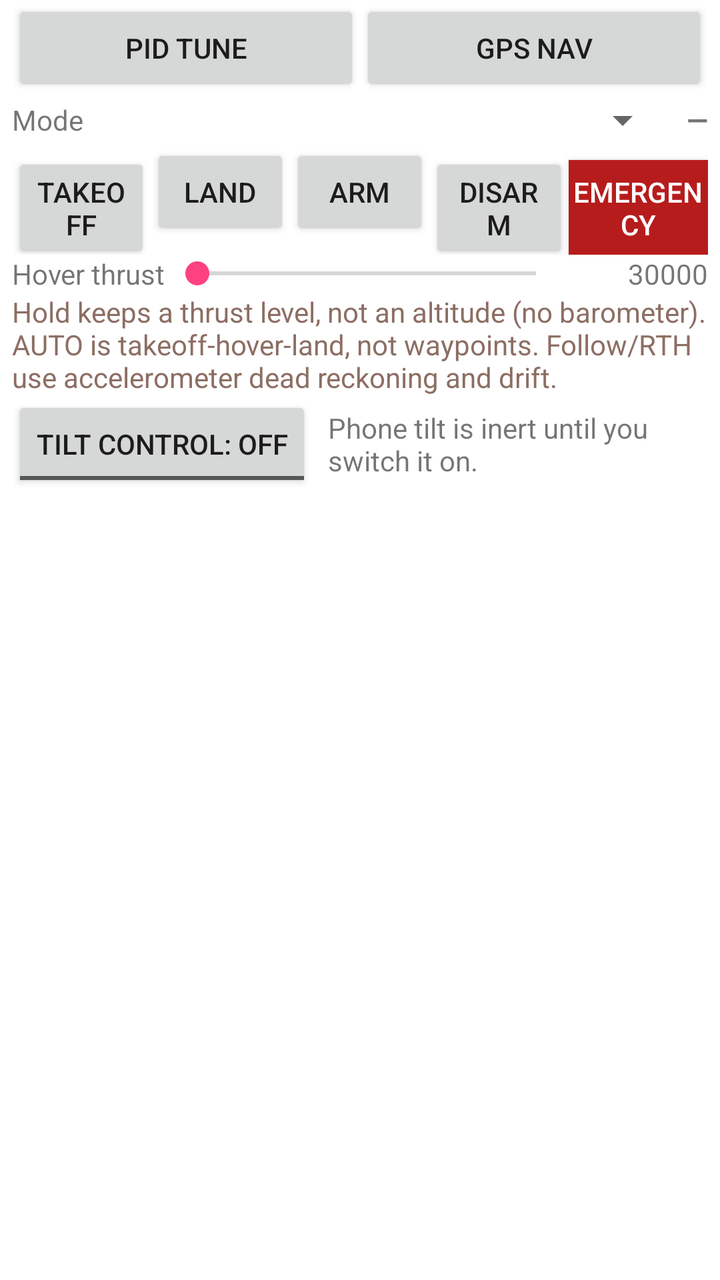
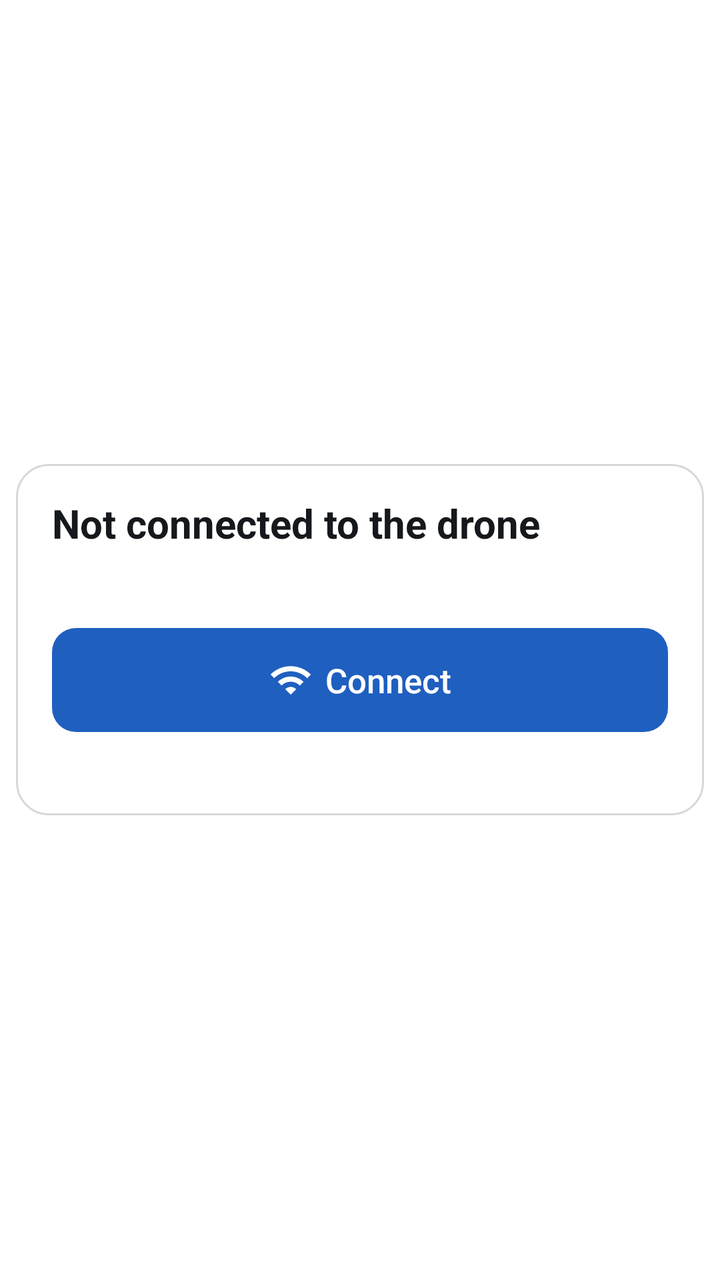

Screens rendered from an Android XML layout before and after an edit, with the pre-edit source and the edit as a unified diff.
<!-- AndroidManifest.xml: application theme AppTheme -->
<!-- res/layout/view_flight_mode.xml -->
<?xml version="1.0" encoding="utf-8"?>
<LinearLayout xmlns:android="http://schemas.android.com/apk/res/android"
    android:layout_width="match_parent"
    android:layout_height="wrap_content"
    android:orientation="vertical"
    android:paddingLeft="6dp"
    android:paddingRight="6dp">

    <LinearLayout
        android:layout_width="match_parent"
        android:layout_height="wrap_content"
        android:orientation="horizontal">

        <Button
            android:id="@+id/button_open_tune"
            style="?android:attr/buttonStyleSmall"
            android:layout_width="0dp"
            android:layout_height="wrap_content"
            android:layout_weight="1"
            android:text="PID Tune" />

        <Button
            android:id="@+id/button_open_gps"
            style="?android:attr/buttonStyleSmall"
            android:layout_width="0dp"
            android:layout_height="wrap_content"
            android:layout_weight="1"
            android:text="GPS Nav" />
    </LinearLayout>

    <LinearLayout
        android:layout_width="match_parent"
        android:layout_height="wrap_content"
        android:gravity="center_vertical"
        android:orientation="horizontal">

        <TextView
            android:layout_width="wrap_content"
            android:layout_height="wrap_content"
            android:text="Mode"
            android:textAppearance="?android:attr/textAppearanceSmall" />

        <Spinner
            android:id="@+id/spinner_flight_mode"
            android:layout_width="0dp"
            android:layout_height="wrap_content"
            android:layout_weight="1" />

        <TextView
            android:id="@+id/text_flight_state"
            android:layout_width="wrap_content"
            android:layout_height="wrap_content"
            android:layout_marginLeft="8dp"
            android:text="—"
            android:textAppearance="?android:attr/textAppearanceSmall"
            android:textStyle="bold" />
    </LinearLayout>

    <LinearLayout
        android:layout_width="match_parent"
        android:layout_height="wrap_content"
        android:orientation="horizontal">

        <Button
            android:id="@+id/button_takeoff"
            style="?android:attr/buttonStyleSmall"
            android:layout_width="0dp"
            android:layout_height="wrap_content"
            android:layout_weight="1"
            android:text="Takeoff" />

        <Button
            android:id="@+id/button_land"
            style="?android:attr/buttonStyleSmall"
            android:layout_width="0dp"
            android:layout_height="wrap_content"
            android:layout_weight="1"
            android:text="Land" />

        <Button
            android:id="@+id/button_arm"
            style="?android:attr/buttonStyleSmall"
            android:layout_width="0dp"
            android:layout_height="wrap_content"
            android:layout_weight="1"
            android:text="Arm" />

        <Button
            android:id="@+id/button_disarm"
            style="?android:attr/buttonStyleSmall"
            android:layout_width="0dp"
            android:layout_height="wrap_content"
            android:layout_weight="1"
            android:text="Disarm" />

        <Button
            android:id="@+id/button_emergency"
            style="?android:attr/buttonStyleSmall"
            android:layout_width="0dp"
            android:layout_height="wrap_content"
            android:layout_weight="1"
            android:text="EMERGENCY"
            android:textColor="#FFFFFF"
            android:background="#B71C1C" />
    </LinearLayout>

    <LinearLayout
        android:layout_width="match_parent"
        android:layout_height="wrap_content"
        android:gravity="center_vertical"
        android:orientation="horizontal">

        <TextView
            android:layout_width="wrap_content"
            android:layout_height="wrap_content"
            android:text="Hover thrust"
            android:textAppearance="?android:attr/textAppearanceSmall" />

        <SeekBar
            android:id="@+id/seek_hover_thrust"
            android:layout_width="0dp"
            android:layout_height="wrap_content"
            android:layout_weight="1"
            android:max="47000" />

        <TextView
            android:id="@+id/text_hover_thrust"
            android:layout_width="70dp"
            android:layout_height="wrap_content"
            android:gravity="end"
            android:text="30000"
            android:textAppearance="?android:attr/textAppearanceSmall" />
    </LinearLayout>

    
    <TextView
        android:id="@+id/text_hardware_limits"
        android:layout_width="match_parent"
        android:layout_height="wrap_content"
        android:text="Hold keeps a thrust level, not an altitude (no barometer). AUTO is takeoff-hover-land, not waypoints. Follow/RTH use accelerometer dead reckoning and drift."
        android:textAppearance="?android:attr/textAppearanceSmall"
        android:textColor="#8D6E63" />

    <LinearLayout
        android:layout_width="match_parent"
        android:layout_height="wrap_content"
        android:gravity="center_vertical"
        android:orientation="horizontal">

        <ToggleButton
            android:id="@+id/toggle_tilt_control"
            android:layout_width="wrap_content"
            android:layout_height="wrap_content"
            android:textOff="Tilt control: OFF"
            android:textOn="TILT CONTROL ACTIVE" />

        <TextView
            android:id="@+id/text_tilt_status"
            android:layout_width="match_parent"
            android:layout_height="wrap_content"
            android:layout_marginLeft="8dp"
            android:text="Phone tilt is inert until you switch it on."
            android:textAppearance="?android:attr/textAppearanceSmall" />
    </LinearLayout>
</LinearLayout>
<!-- resources referenced by this layout -->
<resources>
  <!-- unchanged entries left out for length: 1 -->
</resources>

<!-- the commit's change to res/layout/view_flight_mode.xml (unified diff, before → after) -->
@@ -1,165 +1,278 @@
 <?xml version="1.0" encoding="utf-8"?>
 <LinearLayout xmlns:android="http://schemas.android.com/apk/res/android"
+    xmlns:app="http://schemas.android.com/apk/res-auto"
     android:layout_width="match_parent"
-    android:layout_height="wrap_content"
+    android:layout_height="match_parent"
+    android:gravity="center_vertical"
     android:orientation="vertical"
-    android:paddingLeft="6dp"
-    android:paddingRight="6dp">
+    android:paddingStart="8dp"
+    android:paddingTop="8dp"
+    android:paddingEnd="8dp"
+    android:paddingBottom="8dp">
 
     <LinearLayout
+        android:id="@+id/fly_controls"
         android:layout_width="match_parent"
         android:layout_height="wrap_content"
-        android:orientation="horizontal">
-
-        <Button
-            android:id="@+id/button_open_tune"
-            style="?android:attr/buttonStyleSmall"
-            android:layout_width="0dp"
-            android:layout_height="wrap_content"
-            android:layout_weight="1"
-            android:text="PID Tune" />
-
-        <Button
-            android:id="@+id/button_open_gps"
-            style="?android:attr/buttonStyleSmall"
-            android:layout_width="0dp"
-            android:layout_height="wrap_content"
-            android:layout_weight="1"
-            android:text="GPS Nav" />
+        android:orientation="vertical"
+        android:visibility="gone">
+
+        <TextView
+            android:layout_width="wrap_content"
+            android:layout_height="wrap_content"
+            android:text="Flight mode"
+            android:textColor="@color/fly_muted"
+            android:textSize="12sp" />
+
+        <LinearLayout
+            android:layout_width="match_parent"
+            android:layout_height="wrap_content"
+            android:layout_marginTop="4dp"
+            android:background="@drawable/bg_fly_track"
+            android:orientation="horizontal"
+            android:padding="2dp">
+
+            <com.google.android.material.button.MaterialButton
+                android:id="@+id/fly_mode_manual"
+                style="@style/Fly.Button.Segment"
+                android:layout_width="0dp"
+                android:layout_height="44dp"
+                android:layout_weight="1"
+                android:text="Manual" />
+
+            <com.google.android.material.button.MaterialButton
+                android:id="@+id/fly_mode_hold"
+                style="@style/Fly.Button.Segment"
+                android:layout_width="0dp"
+                android:layout_height="44dp"
+                android:layout_weight="1"
+                android:text="Hold" />
+
+            <com.google.android.material.button.MaterialButton
+                android:id="@+id/fly_mode_auto"
+                style="@style/Fly.Button.Segment"
+                android:layout_width="0dp"
+                android:layout_height="44dp"
+                android:layout_weight="1"
+                android:text="Auto" />
+        </LinearLayout>
+
+        <com.google.android.material.button.MaterialButton
+            android:id="@+id/button_primary"
+            style="@style/Fly.Button.Primary"
+            android:layout_width="match_parent"
+            android:layout_height="52dp"
+            android:layout_marginTop="10dp"
+            android:text="Takeoff"
+            app:icon="@drawable/ic_btn_takeoff" />
+
+        <TextView
+            android:id="@+id/text_primary_caption"
+            android:layout_width="match_parent"
+            android:layout_height="wrap_content"
+            android:layout_marginTop="4dp"
+            android:gravity="center"
+            android:maxLines="2"
+            android:textColor="@color/fly_muted"
+            android:textSize="12sp" />
+
+        <LinearLayout
+            android:layout_width="match_parent"
+            android:layout_height="wrap_content"
+            android:layout_marginTop="10dp"
+            android:orientation="horizontal">
+
+            <LinearLayout
+                android:id="@+id/fly_cell_roll"
+                android:layout_width="0dp"
+                android:layout_height="wrap_content"
+                android:layout_marginEnd="6dp"
+                android:layout_weight="1"
+                android:background="@drawable/bg_fly_cell"
+                android:focusable="true"
+                android:orientation="vertical"
+                android:paddingStart="8dp"
+                android:paddingTop="5dp"
+                android:paddingEnd="8dp"
+                android:paddingBottom="5dp">
+
+                <TextView
+                    android:layout_width="wrap_content"
+                    android:layout_height="wrap_content"
+                    android:text="ROLL"
+                    android:textColor="@color/fly_muted"
+                    android:textSize="11sp"
+                    android:textStyle="bold" />
+
+                <TextView
+                    android:id="@+id/fly_value_roll"
+                    android:layout_width="wrap_content"
+                    android:layout_height="wrap_content"
+                    android:fontFamily="monospace"
+                    android:maxLines="1"
+                    android:text="—"
+                    android:textColor="@color/fly_ink"
+                    android:textSize="15sp"
+                    android:textStyle="bold" />
+            </LinearLayout>
+
+            <LinearLayout
+                android:id="@+id/fly_cell_pitch"
+                android:layout_width="0dp"
+                android:layout_height="wrap_content"
+                android:layout_marginEnd="6dp"
+                android:layout_weight="1"
+                android:background="@drawable/bg_fly_cell"
+                android:focusable="true"
+                android:orientation="vertical"
+                android:paddingStart="8dp"
+                android:paddingTop="5dp"
+                android:paddingEnd="8dp"
+                android:paddingBottom="5dp">
+
+                <TextView
+                    android:layout_width="wrap_content"
+                    android:layout_height="wrap_content"
+                    android:text="PITCH"
+                    android:textColor="@color/fly_muted"
+                    android:textSize="11sp"
+                    android:textStyle="bold" />
+
+                <TextView
+                    android:id="@+id/fly_value_pitch"
+                    android:layout_width="wrap_content"
+                    android:layout_height="wrap_content"
+                    android:fontFamily="monospace"
+                    android:maxLines="1"
+                    android:text="—"
+                    android:textColor="@color/fly_ink"
+                    android:textSize="15sp"
+                    android:textStyle="bold" />
+            </LinearLayout>
+
+            <LinearLayout
+                android:id="@+id/fly_cell_sequence"
+                android:layout_width="0dp"
+                android:layout_height="wrap_content"
+                android:layout_marginEnd="6dp"
+                android:layout_weight="1.2"
+                android:background="@drawable/bg_fly_cell"
+                android:focusable="true"
+                android:orientation="vertical"
+                android:paddingStart="8dp"
+                android:paddingTop="5dp"
+                android:paddingEnd="8dp"
+                android:paddingBottom="5dp">
+
+                <TextView
+                    android:layout_width="wrap_content"
+                    android:layout_height="wrap_content"
+                    android:text="SEQUENCE"
+                    android:textColor="@color/fly_muted"
+                    android:textSize="11sp"
+                    android:textStyle="bold" />
+
+                <TextView
+                    android:id="@+id/fly_value_sequence"
+                    android:layout_width="wrap_content"
+                    android:layout_height="wrap_content"
+                    android:fontFamily="monospace"
+                    android:maxLines="1"
+                    android:text="—"
+                    android:textColor="@color/fly_ink"
+                    android:textSize="15sp"
+                    android:textStyle="bold" />
+            </LinearLayout>
+
+            <LinearLayout
+                android:id="@+id/fly_cell_time"
+                android:layout_width="0dp"
+                android:layout_height="wrap_content"
+                android:layout_weight="1"
+                android:background="@drawable/bg_fly_cell"
+                android:focusable="true"
+                android:orientation="vertical"
+                android:paddingStart="8dp"
+                android:paddingTop="5dp"
+                android:paddingEnd="8dp"
+                android:paddingBottom="5dp">
+
+                <TextView
+                    android:layout_width="wrap_content"
+                    android:layout_height="wrap_content"
+                    android:text="FLIGHT"
+                    android:textColor="@color/fly_muted"
+                    android:textSize="11sp"
+                    android:textStyle="bold" />
+
+                <TextView
+                    android:id="@+id/fly_value_time"
+                    android:layout_width="wrap_content"
+                    android:layout_height="wrap_content"
+                    android:fontFamily="monospace"
+                    android:maxLines="1"
+                    android:text="00:00"
+                    android:textColor="@color/fly_ink"
+                    android:textSize="15sp"
+                    android:textStyle="bold" />
+            </LinearLayout>
+        </LinearLayout>
+
+        <com.google.android.material.button.MaterialButton
+            android:id="@+id/button_more"
+            style="@style/Fly.Button.Outline"
+            android:layout_width="match_parent"
+            android:layout_height="44dp"
+            android:layout_marginTop="10dp"
+            android:text="More — hover thrust, tilt, log"
+            app:icon="@drawable/ic_btn_tune" />
     </LinearLayout>
 
     <LinearLayout
+        android:id="@+id/fly_disconnected"
         android:layout_width="match_parent"
         android:layout_height="wrap_content"
-        android:gravity="center_vertical"
-        android:orientation="horizontal">
+        android:background="@drawable/bg_fly_card"
+        android:orientation="vertical"
+        android:paddingStart="18dp"
+        android:paddingTop="16dp"
+        android:paddingEnd="18dp"
+        android:paddingBottom="16dp">
 
         <TextView
             android:layout_width="wrap_content"
             android:layout_height="wrap_content"
-            android:text="Mode"
-            android:textAppearance="?android:attr/textAppearanceSmall" />
-
-        <Spinner
-            android:id="@+id/spinner_flight_mode"
-            android:layout_width="0dp"
-            android:layout_height="wrap_content"
-            android:layout_weight="1" />
-
-        <TextView
-            android:id="@+id/text_flight_state"
-            android:layout_width="wrap_content"
-            android:layout_height="wrap_content"
-            android:layout_marginLeft="8dp"
-            android:text="—"
-            android:textAppearance="?android:attr/textAppearanceSmall"
+            android:accessibilityHeading="true"
+            android:text="Not connected to the drone"
+            android:textColor="@color/fly_ink"
+            android:textSize="20sp"
             android:textStyle="bold" />
-    </LinearLayout>
-
-    <LinearLayout
-        android:layout_width="match_parent"
-        android:layout_height="wrap_content"
-        android:orientation="horizontal">
-
-        <Button
-            android:id="@+id/button_takeoff"
-            style="?android:attr/buttonStyleSmall"
-            android:layout_width="0dp"
-            android:layout_height="wrap_content"
-            android:layout_weight="1"
-            android:text="Takeoff" />
-
-        <Button
-            android:id="@+id/button_land"
-            style="?android:attr/buttonStyleSmall"
-            android:layout_width="0dp"
-            android:layout_height="wrap_content"
-            android:layout_weight="1"
-            android:text="Land" />
-
-        <Button
-            android:id="@+id/button_arm"
-            style="?android:attr/buttonStyleSmall"
-            android:layout_width="0dp"
-            android:layout_height="wrap_content"
-            android:layout_weight="1"
-            android:text="Arm" />
-
-        <Button
-            android:id="@+id/button_disarm"
-            style="?android:attr/buttonStyleSmall"
-            android:layout_width="0dp"
-            android:layout_height="wrap_content"
-            android:layout_weight="1"
-            android:text="Disarm" />
-
-        <Button
-            android:id="@+id/button_emergency"
-            style="?android:attr/buttonStyleSmall"
-            android:layout_width="0dp"
-            android:layout_height="wrap_content"
-            android:layout_weight="1"
-            android:text="EMERGENCY"
-            android:textColor="#FFFFFF"
-            android:background="#B71C1C" />
-    </LinearLayout>
-
-    <LinearLayout
-        android:layout_width="match_parent"
-        android:layout_height="wrap_content"
-        android:gravity="center_vertical"
-        android:orientation="horizontal">
-
-        <TextView
-            android:layout_width="wrap_content"
-            android:layout_height="wrap_content"
-            android:text="Hover thrust"
-            android:textAppearance="?android:attr/textAppearanceSmall" />
-
-        <SeekBar
-            android:id="@+id/seek_hover_thrust"
-            android:layout_width="0dp"
-            android:layout_height="wrap_content"
-            android:layout_weight="1"
-            android:max="47000" />
-
-        <TextView
-            android:id="@+id/text_hover_thrust"
-            android:layout_width="70dp"
-            android:layout_height="wrap_content"
-            android:gravity="end"
-            android:text="30000"
-            android:textAppearance="?android:attr/textAppearanceSmall" />
-    </LinearLayout>
-
-    
-    <TextView
-        android:id="@+id/text_hardware_limits"
-        android:layout_width="match_parent"
-        android:layout_height="wrap_content"
-        android:text="Hold keeps a thrust level, not an altitude (no barometer). AUTO is takeoff-hover-land, not waypoints. Follow/RTH use accelerometer dead reckoning and drift."
-        android:textAppearance="?android:attr/textAppearanceSmall"
-        android:textColor="#8D6E63" />
-
-    <LinearLayout
-        android:layout_width="match_parent"
-        android:layout_height="wrap_content"
-        android:gravity="center_vertical"
-        android:orientation="horizontal">
-
-        <ToggleButton
-            android:id="@+id/toggle_tilt_control"
-            android:layout_width="wrap_content"
-            android:layout_height="wrap_content"
-            android:textOff="Tilt control: OFF"
-            android:textOn="TILT CONTROL ACTIVE" />
-
-        <TextView
-            android:id="@+id/text_tilt_status"
-            android:layout_width="match_parent"
-            android:layout_height="wrap_content"
-            android:layout_marginLeft="8dp"
-            android:text="Phone tilt is inert until you switch it on."
-            android:textAppearance="?android:attr/textAppearanceSmall" />
+
+        <TextView
+            android:id="@+id/text_connect_steps"
+            android:layout_width="match_parent"
+            android:layout_height="wrap_content"
+            android:layout_marginTop="8dp"
+            android:lineSpacingExtra="3dp"
+            android:textColor="@color/fly_ink"
+            android:textSize="14sp" />
+
+        <com.google.android.material.button.MaterialButton
+            android:id="@+id/button_connect_now"
+            style="@style/Fly.Button.Primary"
+            android:layout_width="match_parent"
+            android:layout_height="52dp"
+            android:layout_marginTop="12dp"
+            android:text="Connect"
+            app:icon="@drawable/ic_btn_wifi" />
+
+        <TextView
+            android:id="@+id/text_link_caption"
+            android:layout_width="match_parent"
+            android:layout_height="wrap_content"
+            android:layout_marginTop="8dp"
+            android:gravity="center"
+            android:textColor="@color/fly_muted"
+            android:textSize="13sp" />
     </LinearLayout>
 </LinearLayout>
<!-- resource entries referenced after the edit -->
@@ -1,5 +1,87 @@
 <!-- resources referenced by this layout -->
 <resources>
+  <color name="fly_ink">#15181C</color>
+  <color name="fly_muted">#4A525A</color>
+  <!-- drawable bg_fly_card (drawable) -->
+  <?xml version="1.0" encoding="utf-8"?>
+  <shape xmlns:android="http://schemas.android.com/apk/res/android" android:shape="rectangle">
+      <solid android:color="@color/fly_surface" />
+      <stroke android:width="1dp" android:color="@color/fly_line" />
+      <corners android:radius="16dp" />
+  </shape>
+  <!-- drawable bg_fly_cell (drawable) -->
+  <?xml version="1.0" encoding="utf-8"?>
+  <shape xmlns:android="http://schemas.android.com/apk/res/android" android:shape="rectangle">
+      <solid android:color="@color/fly_surface" />
+      <stroke android:width="1dp" android:color="@color/fly_line" />
+      <corners android:radius="10dp" />
+  </shape>
+  <!-- drawable bg_fly_track (drawable) -->
+  <?xml version="1.0" encoding="utf-8"?>
+  <shape xmlns:android="http://schemas.android.com/apk/res/android" android:shape="rectangle">
+      <solid android:color="@color/fly_track" />
+      <corners android:radius="10dp" />
+  </shape>
+  <!-- drawable ic_btn_takeoff (drawable) -->
+  <?xml version="1.0" encoding="utf-8"?>
+  <vector xmlns:android="http://schemas.android.com/apk/res/android"
+      android:width="24dp"
+      android:height="24dp"
+      android:viewportWidth="24"
+      android:viewportHeight="24">
+      <path
+          android:fillColor="#FF212121"
+          android:pathData="M2.5,19h19v2h-19zM22.07,9.64c-0.21,-0.8 -1.04,-1.28 -1.84,-1.06L14.92,10l-6.9,-6.43 -1.93,0.51 4.14,7.17 -4.97,1.33 -1.97,-1.54 -1.45,0.39 1.82,3.16 0.77,1.33 1.6,-0.43 5.31,-1.42 4.35,-1.16L21,11.49c0.81,-0.23 1.28,-1.05 1.07,-1.85z" />
+  </vector>
+  <!-- drawable ic_btn_tune (drawable) -->
+  <?xml version="1.0" encoding="utf-8"?>
+  <vector xmlns:android="http://schemas.android.com/apk/res/android"
+      android:width="24dp"
+      android:height="24dp"
+      android:viewportWidth="24"
+      android:viewportHeight="24">
+      <path
+          android:fillColor="#FF212121"
+          android:pathData="M3,17v2h6v-2L3,17zM3,5v2h10L13,5L3,5zM13,21v-2h8v-2h-8v-2h-2v6h2zM7,9v2L3,11v2h4v2h2L9,9L7,9zM21,13v-2L11,11v2h10zM15,9h2L17,7h4L21,5h-4L17,3h-2v6z" />
+  </vector>
+  <!-- drawable ic_btn_wifi (drawable) -->
+  <?xml version="1.0" encoding="utf-8"?>
+  <vector xmlns:android="http://schemas.android.com/apk/res/android"
+      android:width="24dp"
+      android:height="24dp"
+      android:viewportWidth="24"
+      android:viewportHeight="24">
+      <path
+          android:fillColor="#FF212121"
+          android:pathData="M1,9l2,2c4.97,-4.97 13.03,-4.97 18,0l2,-2C16.93,2.93 7.08,2.93 1,9zM9,17l3,3 3,-3c-1.65,-1.66 -4.34,-1.66 -6,0zM5,13l2,2c2.76,-2.76 7.24,-2.76 10,0l2,-2C15.14,9.14 8.87,9.14 5,13z" />
+  </vector>
+  <style name="Fly.Button.Outline">
+          <item name="backgroundTint">@color/fly_surface</item>
+          <item name="android:textColor">@color/fly_ink</item>
+          <item name="iconTint">@color/fly_ink</item>
+          <item name="strokeColor">@color/fly_control</item>
+          <item name="strokeWidth">1.5dp</item>
+      </style>
+  <style name="Fly.Button.Primary">
+          <item name="backgroundTint">@color/fly_accent</item>
+          <item name="android:textColor">@color/fly_surface</item>
+          <item name="iconTint">@color/fly_surface</item>
+          <item name="cornerRadius">12dp</item>
+          <item name="android:textSize">17sp</item>
+          <item name="iconSize">22dp</item>
+      </style>
+  <style name="Fly.Button.Segment">
+          <item name="backgroundTint">@android:color/transparent</item>
+          <item name="android:textColor">@color/fly_muted</item>
+          <item name="cornerRadius">8dp</item>
+          <item name="android:paddingStart">12dp</item>
+          <item name="android:paddingEnd">12dp</item>
+      </style>
+  <color name="fly_surface">#FFFFFF</color>
+  <color name="fly_line">#D5D9D4</color>
+  <color name="fly_track">#E7EAE5</color>
+  <color name="fly_control">#C9CEC8</color>
+  <color name="fly_accent">#1F5FBF</color>
   <!-- unchanged entries left out for length: 1 -->
 </resources>
 
